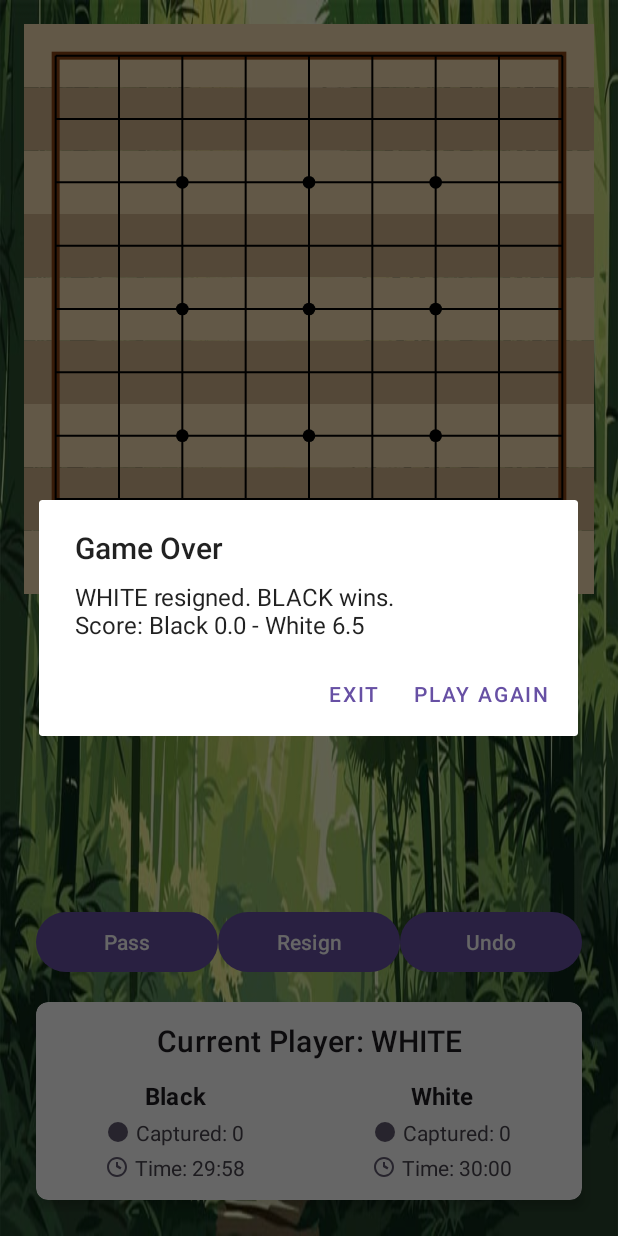
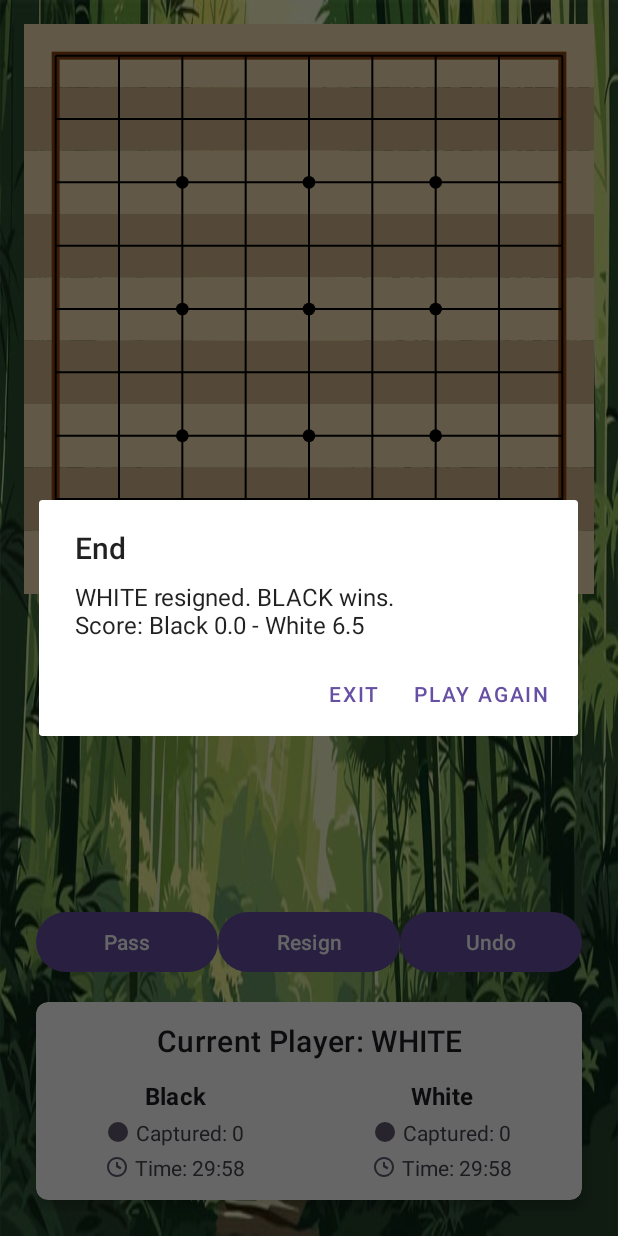
Before and after one commit to maliahnart/GoAndroid, an Android app: the GameActivity screen opened directly, with no data from a screen before it, after a tap on "Resign", on a phone screen of 412 x 824 dp. Run offline under Robolectric (Android 15) with nearby library versions, the phone set to English and light mode, and no system bars; 1 other tap on this screen came first.

Commit message:
Test Game

```diff
--- a/app/src/main/java/controller/GameController.java
+++ b/app/src/main/java/controller/GameController.java
@@ -30,6 +30,11 @@ import view.GameInfoFragment;
 
 public class GameController {
     private static final String TAG = "GameController";
+
+    private Runnable uiTimerRunnable;
+    private boolean isUiTimerRunning = false;
+
+
     private static final long BOT_MOVE_DELAY_MS = 500; // Độ trễ để bot đi
     private static final int MOVES_PER_PERIOD = 25; // Cho Canadian timing
 
@@ -71,6 +76,7 @@ public class GameController {
         this.whiteMovesInPeriod = 0;
 
         // Khởi tạo người chơi
+     //   this.blackPlayer = new BotPlayer(Stone.BLACK , new AlphaBetaStrategy());
         this.blackPlayer = new HumanPlayer(Stone.BLACK);
         if (config.getGameMode() == GameMode.PVP) {
             this.whitePlayer = new HumanPlayer(Stone.WHITE);
@@ -100,6 +106,37 @@ public class GameController {
         Log.d(TAG, "GameController initialization finished.");
     }
 
+    private void startUiTimer() {
+        if (isUiTimerRunning) return;
+        isUiTimerRunning = true;
+
+        uiTimerRunnable = new Runnable() {
+            @Override
+            public void run() {
+                if (gameState == null || gameState.isGameOver()) {
+                    isUiTimerRunning = false;
+                    return;
+                }
+
+                // Gọi UI cập nhật giao diện (hiển thị thời gian)
+                updateGameInfoUI();
+
+                // Tiếp tục đếm sau 1 giây
+                mainThreadHandler.postDelayed(this, 1000);
+            }
+        };
+
+        mainThreadHandler.postDelayed(uiTimerRunnable, 0);
+    }
+
+    private void stopUiTimer() {
+        if (uiTimerRunnable != null) {
+            mainThreadHandler.removeCallbacks(uiTimerRunnable);
+            isUiTimerRunning = false;
+        }
+    }
+
+
     /** Bắt đầu lượt chơi: Cập nhật UI và kiểm tra bot */
     private void startTurn() {
         if (gameState == null || gameState.isGameOver()) {
@@ -108,6 +145,10 @@ public class GameController {
         }
         Log.d(TAG, "Starting turn for: " + gameState.getCurrentPlayer());
         this.turnStartTime = System.currentTimeMillis();
+
+        stopUiTimer();     // Dừng cái cũ nếu có
+        startUiTimer();    // Bắt đầu cái mới
+
 
         updateGameInfoUI();
 
@@ -367,18 +408,35 @@ public class GameController {
             Log.e(TAG, "Cannot update UI: gameInfoFragment or gameState is null");
             return;
         }
+
         try {
             int blackMovesLeft = config.getTimeControl() == TimeControl.CANADIAN ? MOVES_PER_PERIOD - blackMovesInPeriod : -1;
             int whiteMovesLeft = config.getTimeControl() == TimeControl.CANADIAN ? MOVES_PER_PERIOD - whiteMovesInPeriod : -1;
-            gameInfoFragment.updateGameInfo(gameState, blackMovesLeft, whiteMovesLeft);
+
+            // Tính thời gian còn lại thực tế
+            long now = System.currentTimeMillis();
+            long timeSpent = now - turnStartTime;
+            long blackTime = gameState.getBlackTimeLeft();
+            long whiteTime = gameState.getWhiteTimeLeft();
+
+            if (gameState.getCurrentPlayer() == Stone.BLACK) {
+                blackTime = Math.max(0, blackTime - timeSpent);
+            } else {
+                whiteTime = Math.max(0, whiteTime - timeSpent);
+            }
+
+            gameInfoFragment.updateGameInfo(gameState, blackMovesLeft, whiteMovesLeft, blackTime, whiteTime);
             Log.d(TAG, "Game info UI updated.");
         } catch (Exception e) {
             Log.e(TAG, "Error updating GameInfoFragment", e);
         }
     }
 
+
     private void handleGameOver() {
         mainThreadHandler.post(() -> {
+            stopUiTimer();     // Dừng cái cũ nếu có
+
             try {
                 if (gameState == null) {
                     Log.e(TAG, "gameState is null in handleGameOver");
@@ -397,8 +455,25 @@ public class GameController {
                 String reason = gameState.getEndGameReason();
                 if (reason == null || reason.isEmpty()) reason = "Game ended.";
 
-                String message = String.format("%s\nScore: Black %.1f - White %.1f",
-                        reason, score.blackScore, score.whiteScore);
+                String winner;
+                if (score.blackScore > score.whiteScore) {
+                    winner = "Black wins!";
+                } else if (score.whiteScore > score.blackScore) {
+                    winner = "White wins!";
+                } else {
+                    winner = "It's a tie!";
+                }
+
+                String message;
+                if (reason.contains("wins")) {
+                    message = String.format("%s\nScore: Black %.1f - White %.1f",
+                            reason, score.blackScore, score.whiteScore);
+                } else {
+                    message = String.format("%s\n%s\nScore: Black %.1f - White %.1f",
+                            reason, winner, score.blackScore, score.whiteScore);
+                }
+
+
 
                 // Thay Toast bằng dialog
                 if (gameActivity != null) {
--- a/app/src/main/java/view/GameActivity.java
+++ b/app/src/main/java/view/GameActivity.java
@@ -77,13 +77,15 @@ public class GameActivity extends AppCompatActivity {
 
     public void showGameOverDialog(String message, Runnable onPlayAgain, Runnable onExit) {
         new AlertDialog.Builder(this)
-                .setTitle("Game Over")
+                .setTitle("End")
                 .setMessage(message)
                 .setPositiveButton("Play Again", (dialog, which) -> onPlayAgain.run())
                 .setNegativeButton("Exit", (dialog, which) -> onExit.run())
                 .setCancelable(false)
                 .show();
     }
+
+
 
     public void restartGame(GameConfig config) {
         try {
--- a/app/src/main/java/view/GameInfoFragment.java
+++ b/app/src/main/java/view/GameInfoFragment.java
@@ -44,22 +44,18 @@ public class GameInfoFragment extends Fragment {
         return view;
     }
 
-    public void updateGameInfo(GameState gameState, int blackMovesLeft, int whiteMovesLeft) {
+    public void updateGameInfo(GameState gameState, int blackMovesLeft, int whiteMovesLeft, long blackTimeOverride, long whiteTimeOverride) {
         if (getView() == null || gameState == null) return;
 
         try {
-            // Cập nhật lượt hiện tại
             currentPlayerText.setText(getString(R.string.current_player, gameState.getCurrentPlayer().toString()));
 
-            // Cập nhật số quân bị bắt
             blackCapturedText.setText(getString(R.string.captured, gameState.getBlackCaptured()));
             whiteCapturedText.setText(getString(R.string.captured, gameState.getWhiteCaptured()));
 
-            // Cập nhật thời gian
-            blackTimeText.setText(getString(R.string.time, formatTime(gameState.getBlackTimeLeft())));
-            whiteTimeText.setText(getString(R.string.time, formatTime(gameState.getWhiteTimeLeft())));
+            blackTimeText.setText(getString(R.string.time, formatTime(blackTimeOverride)));
+            whiteTimeText.setText(getString(R.string.time, formatTime(whiteTimeOverride)));
 
-            // Cập nhật số nước còn lại (Canadian)
             if (gameState.getTimeControl() == TimeControl.CANADIAN) {
                 blackCanadianMovesContainer.setVisibility(View.VISIBLE);
                 blackCanadianMovesText.setText(getString(R.string.moves, blackMovesLeft));
@@ -74,6 +70,7 @@ public class GameInfoFragment extends Fragment {
         }
     }
 
+
     private String formatTime(long millis) {
         long seconds = millis / 1000;
         long minutes = seconds / 60;
--- a/app/src/main/res/layout/activity_game.xml
+++ b/app/src/main/res/layout/activity_game.xml
@@ -10,10 +10,12 @@
         android:layout_width="0dp"
         android:layout_height="0dp"
         android:layout_margin="16dp"
+        app:layout_constraintBottom_toTopOf="@id/button_container"
+        app:layout_constraintEnd_toEndOf="parent"
+        app:layout_constraintHorizontal_bias="0.812"
         app:layout_constraintStart_toStartOf="parent"
-        app:layout_constraintEnd_toEndOf="parent"
         app:layout_constraintTop_toTopOf="parent"
-        app:layout_constraintBottom_toTopOf="@id/button_container" />
+        app:layout_constraintVertical_bias="0.507" />
 
     <LinearLayout
         android:id="@+id/button_container"
```
